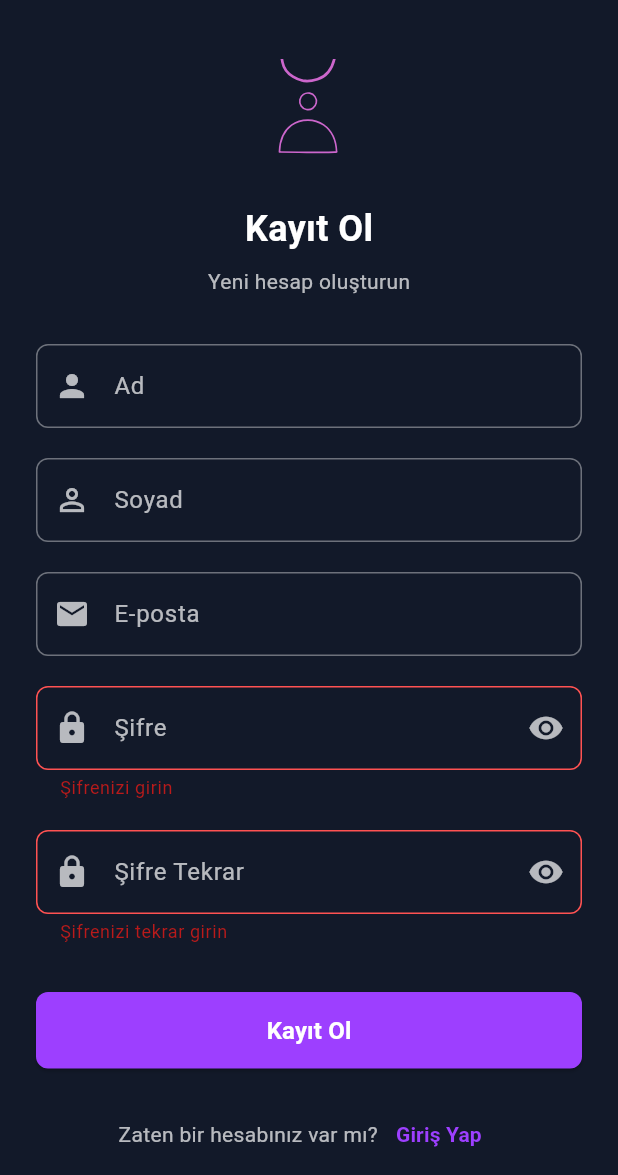
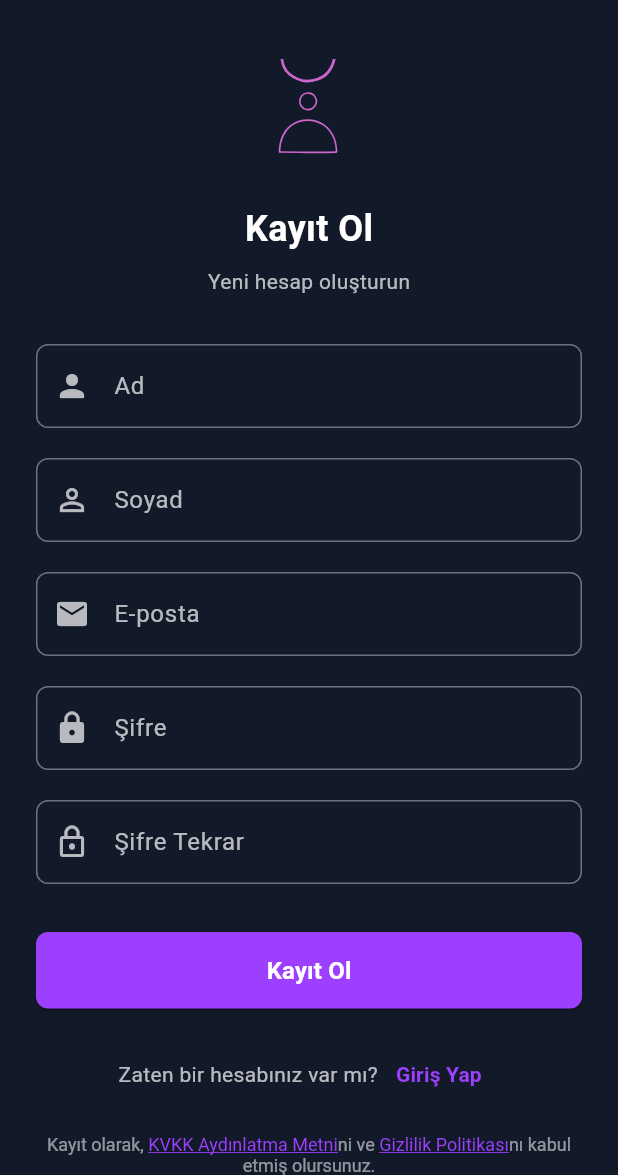
Before and after one commit to aligencturk/Flortya, a Flutter app: the EmailRegisterView screen opened by its route, on a phone screen of 412 x 824 dp, the part 61-1236 px from its top. Run offline on Flutter 3.47's test engine with Material 3 defaults, Android fonts, the phone set to English and light mode, and no system bars; our stand-ins replace animated_background, cloud_firestore, device_info_plus, firebase_auth, firebase_core, firebase_messaging and 19 more; missing offline and left inert: encrypt, file_selector, firebase_app_check, google_mlkit_text_recognition; accounts and stored records are empty; network calls fail; Roboto replaces fonts that are missing (Nunito).

Commit message:
Şifreleme servisi entegrasyonu yapıldı. Kullanıcı verileri ve analiz sonuçları artık şifreli olarak kaydediliyor. Ayrıca, kullanıcı arayüzünde şifre alanları güncellenerek daha kullanıcı dostu hale getirildi. pubspec.yaml ve pubspec.lock dosyalarında yeni bağımlılıklar eklendi.

```diff
--- a/lib/app_router.dart
+++ b/lib/app_router.dart
@@ -1398,7 +1398,7 @@ class _EmailRegisterViewState extends State<EmailRegisterView> {
 
     return Scaffold(
       backgroundColor: const Color(0xFF121929),
-      resizeToAvoidBottomInset: true,
+      resizeToAvoidBottomInset: false,
       appBar: AppBar(
         backgroundColor: Colors.transparent,
         elevation: 0,
@@ -1414,18 +1414,8 @@ class _EmailRegisterViewState extends State<EmailRegisterView> {
       ),
       body: SafeArea(
         child: SingleChildScrollView(
-          physics: const ClampingScrollPhysics(),
-          keyboardDismissBehavior: ScrollViewKeyboardDismissBehavior.onDrag,
           child: Padding(
-            padding: EdgeInsets.only(
-              left: 24.0,
-              right: 24.0,
-              top: 24.0,
-              // Klavye açıkken alttan daha fazla padding ekle
-              bottom: MediaQuery.of(context).viewInsets.bottom + 24.0,
-            ),
-            child: GestureDetector(
-              onTap: () => FocusScope.of(context).unfocus(),
+            padding: const EdgeInsets.all(24.0),
             child: Form(
               key: _formKey,
               child: Column(
@@ -1585,37 +1575,88 @@ class _EmailRegisterViewState extends State<EmailRegisterView> {
 
                     const SizedBox(height: 20),
 
-                    // Şifre alanı - Özel widget'a dönüştürüyoruz (Kayıt ekranı)
-                    CustomPasswordField(
+                    // Şifre alanı
+                    TextFormField(
                       controller: _passwordController,
                       focusNode: _passwordFocusNode,
+                      obscureText: true,
+                      style: const TextStyle(color: Colors.white),
+                      textInputAction: TextInputAction.next,
+                      onFieldSubmitted: (_) => FocusScope.of(context).requestFocus(_confirmPasswordFocusNode),
+                      decoration: InputDecoration(
                         labelText: 'Şifre',
-                      textInputAction: TextInputAction.next,
-                      errorText: _validatePassword(_passwordController.text),
-                      onChanged: (_) {
-                        setState(() {});
-                      },
-                      onEditingComplete: () {
-                        // Şifre tekrar alanına geç
-                        FocusScope.of(context).requestFocus(_confirmPasswordFocusNode);
+                        labelStyle: const TextStyle(color: Colors.white70),
+                        enabledBorder: OutlineInputBorder(
+                          borderRadius: BorderRadius.circular(8),
+                          borderSide: const BorderSide(color: Colors.white38),
+                        ),
+                        focusedBorder: OutlineInputBorder(
+                          borderRadius: BorderRadius.circular(8),
+                          borderSide: const BorderSide(color: Color(0xFF9D3FFF)),
+                        ),
+                        errorBorder: OutlineInputBorder(
+                          borderRadius: BorderRadius.circular(8),
+                          borderSide: const BorderSide(color: Colors.redAccent),
+                        ),
+                        focusedErrorBorder: OutlineInputBorder(
+                          borderRadius: BorderRadius.circular(8),
+                          borderSide: const BorderSide(color: Colors.redAccent),
+                        ),
+                        prefixIcon: const Icon(Icons.lock, color: Colors.white70),
+                      ),
+                      validator: (value) {
+                        if (value == null || value.isEmpty) {
+                          return 'Şifrenizi girin';
+                        }
+                        if (value.length < 6) {
+                          return 'Şifre en az 6 karakter olmalıdır';
+                        }
+                        return null;
                       },
                     ),
 
                     const SizedBox(height: 20),
 
-                    // Şifre Tekrar alanı - Tamamen özel widget ile değiştiriyoruz
-                    CustomPasswordField(
+                    // Şifre Tekrar alanı
+                    TextFormField(
                       controller: _confirmPasswordController,
                       focusNode: _confirmPasswordFocusNode,
+                      obscureText: true,
+                      style: const TextStyle(color: Colors.white),
+                      textInputAction: TextInputAction.done,
+                      onFieldSubmitted: (_) => FocusScope.of(context).unfocus(),
+                      decoration: InputDecoration(
                         labelText: 'Şifre Tekrar',
-                      textInputAction: TextInputAction.done,
-                      errorText: _validateConfirmPassword(_confirmPasswordController.text),
-                      onChanged: (_) {
-                        setState(() {});
-                      },
-                      onEditingComplete: () {
-                        // Klavyeyi kapat
-                        FocusScope.of(context).unfocus();
+                        labelStyle: const TextStyle(color: Colors.white70),
+                        enabledBorder: OutlineInputBorder(
+                          borderRadius: BorderRadius.circular(8),
+                          borderSide: const BorderSide(color: Colors.white38),
+                        ),
+                        focusedBorder: OutlineInputBorder(
+                          borderRadius: BorderRadius.circular(8),
+                          borderSide: const BorderSide(color: Color(0xFF9D3FFF)),
+                        ),
+                        errorBorder: OutlineInputBorder(
+                          borderRadius: BorderRadius.circular(8),
+                          borderSide: const BorderSide(color: Colors.redAccent),
+                        ),
+                        focusedErrorBorder: OutlineInputBorder(
+                          borderRadius: BorderRadius.circular(8),
+                          borderSide: const BorderSide(color: Colors.redAccent),
+                        ),
+                        prefixIcon: const Icon(Icons.lock_outline, color: Colors.white70),
+                      ),
+                      validator: (value) {
+                        if (value == null || value.isEmpty) {
+                          return 'Şifrenizi tekrar girin';
+                        }
+                        if (value.length < 6) {
+                          return 'Şifre en az 6 karakter olmalıdır';
+                        }
+                        if (value != _passwordController.text) {
+                          return 'Şifreler eşleşmiyor';
+                        }
+                        return null;
                       },
                     ),
 
@@ -1733,42 +1774,14 @@ class _EmailRegisterViewState extends State<EmailRegisterView> {
             ),
           ),
         ),
-      ),
       );
     }
 
-  // Şifre doğrulama fonksiyonu
-  String? _validatePassword(String? value) {
-    if (value == null || value.isEmpty) {
-      return 'Şifrenizi girin';
-    }
-    if (value.length < 6) {
-      return 'Şifre en az 6 karakter olmalıdır';
-    }
-    return null;
-  }
-
-  // Şifre tekrar doğrulama fonksiyonu
-  String? _validateConfirmPassword(String? value) {
-    if (value == null || value.isEmpty) {
-      return 'Şifrenizi tekrar girin';
-    }
-    if (value.length < 6) {
-      return 'Şifre en az 6 karakter olmalıdır';
-    }
-    if (value != _passwordController.text) {
-      return 'Şifreler eşleşmiyor';
-    }
-    return null;
-  }
+
 
   // Form gönderim işlemi için yardımcı metod
   void _submitForm(AuthViewModel authViewModel, BuildContext context) {
-    // Şifre kontrollerini manuel olarak yap
-    final passwordError = _validatePassword(_passwordController.text);
-    final confirmPasswordError = _validateConfirmPassword(_confirmPasswordController.text);
-
-    if (_formKey.currentState!.validate() && passwordError == null && confirmPasswordError == null) {
+    if (_formKey.currentState!.validate()) {
       // E-posta ve şifre ile kayıt işlemi
       final email = _emailController.text.trim();
       final password = _passwordController.text.trim();
--- a/lib/services/auth_service.dart
+++ b/lib/services/auth_service.dart
@@ -4,6 +4,7 @@ import 'package:cloud_firestore/cloud_firestore.dart';
 import 'package:google_sign_in/google_sign_in.dart';
 import '../models/user_model.dart';
 import 'logger_service.dart';
+import 'encryption_service.dart';
 import 'package:flutter/foundation.dart';
 
 class AuthService {
@@ -95,6 +96,10 @@ class AuthService {
         debugPrint('HATA: Kullanıcı UID boş, güncelleme yapılamıyor');
         return;
       }
+
+      // Şifreleme servisini kullanıcı ID'si ile başlat
+      EncryptionService().initializeWithUserId(user.uid);
+      _logger.i('Şifreleme servisi kullanıcı girişinde başlatıldı');
 
       DocumentReference userRef = _firestore.collection('users').doc(user.uid);
 
--- a/lib/widgets/custom_password_field.dart
+++ b/lib/widgets/custom_password_field.dart
@@ -42,11 +42,6 @@ class _CustomPasswordFieldState extends State<CustomPasswordField> {
       textInputAction: widget.textInputAction,
       autofocus: widget.autofocus,
       style: const TextStyle(color: Colors.white),
-      onTap: () {
-        if (!widget.focusNode.hasFocus) {
-          widget.focusNode.requestFocus();
-        }
-      },
       onEditingComplete: widget.onEditingComplete,
       onFieldSubmitted: (_) {
         if (widget.onEditingComplete != null) {
--- a/pubspec.yaml
+++ b/pubspec.yaml
@@ -51,6 +51,10 @@ dependencies:
   flutter_spinkit: ^5.2.0
   get_it: ^7.6.7
   google_generative_ai: ^0.4.2
+
+  # Encryption
+  encrypt: ^5.0.1
+  crypto: ^3.0.3
 
   # OCR ve Görüntü İşleme
   path_provider: ^2.1.5
```
Also changed, not shown: lib/models/message.dart (+20 -1 lines), lib/models/past_message_coach_analysis.dart (+39 -4 lines), lib/services/encryption_service.dart (added, +155 -0 lines), lib/services/message_coach_service.dart (+29 -19 lines), lib/services/user_service.dart (+12 -5 lines), lib/services/wrapped_service.dart (+16 -7 lines), lib/viewmodels/message_viewmodel.dart (+21 -13 lines), pubspec.lock. Lines whose indentation alone changed are shown as unchanged.
